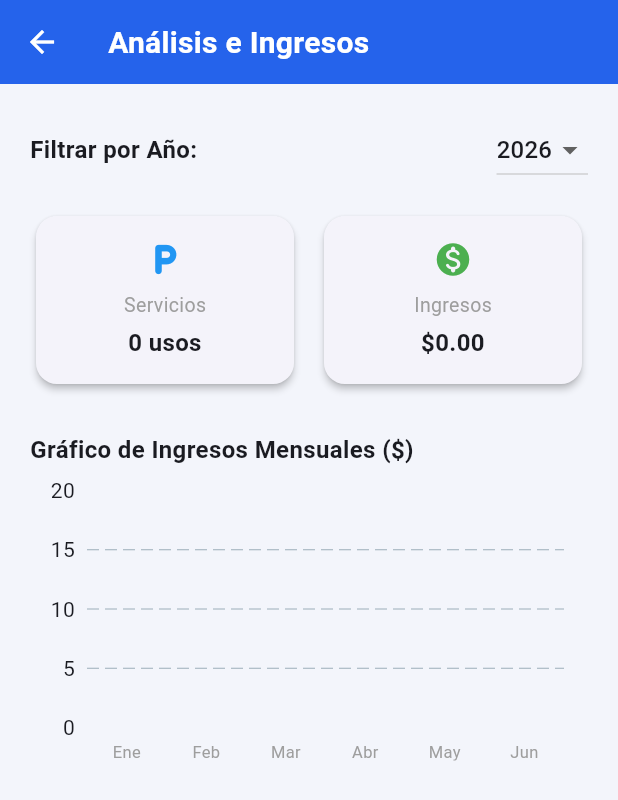
After one commit to Steevenbr/smartparking, a Flutter app: the ReportesGraficosScreen screen opened directly, on a phone screen of 412 x 824 dp. The commit adds this screen. Shown: the top 800 px of the screen. Run offline on Flutter 3.47's test engine with Material 3 defaults, Android fonts, the phone set to English and light mode, and no system bars; drawn by our look-alikes of fl_chart; our stand-ins replace cloud_firestore, firebase_auth, firebase_core, flutter_map, geolocator, latlong2 and 1 more; accounts and stored records are empty.

Commit message:
feat: implementar reportes, gráficos del RF-25 e historial de uso RF-07

```diff
--- /dev/null
+++ b/lib/screens/reportes_graficos_screen.dart
@@ -0,0 +1,207 @@
+import 'package:cloud_firestore/cloud_firestore.dart';
+import 'package:flutter/material.dart';
+import 'package:fl_chart/fl_chart.dart'; // Librería estadística para el RF-25
+
+// RF-25: Reportes y gráficos de uso e ingresos por periodo para la toma de decisiones
+class ReportesGraficosScreen extends StatefulWidget {
+  const ReportesGraficosScreen({super.key});
+
+  @override
+  State<ReportesGraficosScreen> createState() => _ReportesGraficosScreenState();
+}
+
+class _ReportesGraficosScreenState extends State<ReportesGraficosScreen> {
+  // Filtro por defecto para cumplir con el análisis por periodo (RF-25)
+  String _periodoSeleccionado = '2026';
+
+  @override
+  Widget build(BuildContext context) {
+    return Scaffold(
+      appBar: AppBar(
+        title: const Text('Análisis e Ingresos'),
+      ),
+      body: StreamBuilder<QuerySnapshot>(
+        stream: FirebaseFirestore.instance.collection('reservas').snapshots(),
+        builder: (context, snapshot) {
+          if (snapshot.connectionState == ConnectionState.waiting) {
+            return const Center(child: CircularProgressIndicator());
+          }
+
+          if (snapshot.hasError) {
+            return Center(
+              child: Text('Error al cargar datos analíticos: ${snapshot.error}'),
+            );
+          }
+
+          final docs = snapshot.data?.docs ?? [];
+
+          // Estructura para mapear las ganancias de los primeros 6 meses del año
+          Map<int, double> ingresosMensuales = {1: 0, 2: 0, 3: 0, 4: 0, 5: 0, 6: 0};
+          int totalServiciosPeriodo = 0;
+          double totalGananciasPeriodo = 0.0;
+
+          // Procesamiento matemático y filtrado por periodo en tiempo real (RF-25)
+          for (var doc in docs) {
+            final data = doc.data() as Map<String, dynamic>;
+            final fechaStr = data['fecha'] ?? ''; // Formato esperado "DD/MM/AAAA"
+            final costo = double.tryParse(data['costoTotal'].toString()) ?? 0.0;
+
+            // Filtramos únicamente las reservas que correspondan al año seleccionado
+            if (fechaStr.contains(_periodoSeleccionado)) {
+              totalServiciosPeriodo++;
+              totalGananciasPeriodo += costo;
+
+              // Parseamos la cadena de fecha para extraer el mes
+              final partes = fechaStr.split('/');
+              if (partes.length == 3) {
+                final mes = int.tryParse(partes[1]) ?? 1;
+                if (ingresosMensuales.containsKey(mes)) {
+                  ingresosMensuales[mes] = ingresosMensuales[mes]! + costo;
+                }
+              }
+            }
+          }
+
+          return ListView(
+            // Se añade un padding generoso al fondo (bottom: 40) para un scroll fluido
+            padding: const EdgeInsets.fromLTRB(20, 20, 20, 40),
+            children: [
+              // Fila del Filtro por Periodo (RF-25)
+              Row(
+                mainAxisAlignment: MainAxisAlignment.spaceBetween,
+                children: [
+                  const Text(
+                    'Filtrar por Año:',
+                    style: TextStyle(fontWeight: FontWeight.bold, fontSize: 16),
+                  ),
+                  DropdownButton<String>(
+                    value: _periodoSeleccionado,
+                    items: ['2025', '2026']
+                        .map((ano) => DropdownMenuItem(value: ano, child: Text(ano)))
+                        .toList(),
+                    onChanged: (val) {
+                      if (val != null) {
+                        setState(() => _periodoSeleccionado = val);
+                      }
+                    },
+                  ),
+                ],
+              ),
+              const SizedBox(height: 16),
+
+              // Fila de Tarjetas de Métricas de Uso y Ganancia (RF-08)
+              Row(
+                children: [
+                  Expanded(
+                    child: _cardEstadistica(
+                        'Servicios',
+                        '$totalServiciosPeriodo usos',
+                        Icons.local_parking_rounded,
+                        Colors.blue
+                    ),
+                  ),
+                  const SizedBox(width: 12),
+                  Expanded(
+                    child: _cardEstadistica(
+                        'Ingresos',
+                        '\$${totalGananciasPeriodo.toStringAsFixed(2)}',
+                        Icons.monetization_on_rounded,
+                        Colors.green
+                    ),
+                  ),
+                ],
+              ),
+              const SizedBox(height: 28),
+
+              const Text(
+                'Gráfico de Ingresos Mensuales (\$)',
+                style: TextStyle(fontSize: 16, fontWeight: FontWeight.bold),
+              ),
+              const SizedBox(height: 16),
+
+              // CONTENEDOR OPTIMIZADO DEL GRÁFICO (Se bajó a 180 de altura para corregir el desborde)
+              SizedBox(
+                height: 180,
+                child: Padding(
+                  padding: const EdgeInsets.only(right: 16, left: 8),
+                  child: BarChart(
+                    BarChartData(
+                      alignment: BarChartAlignment.spaceAround,
+                      // Altura máxima dinámica del eje Y basada en los ingresos generados
+                      maxY: totalGananciasPeriodo > 0 ? totalGananciasPeriodo + 10 : 20,
+                      barGroups: ingresosMensuales.entries.map((entry) {
+                        return BarChartGroupData(
+                          x: entry.key,
+                          barRods: [
+                            BarChartRodData(
+                              toY: entry.value,
+                              color: Colors.indigo,
+                              width: 16, // Ancho estilizado para evitar superposiciones
+                              borderRadius: BorderRadius.circular(4),
+                            )
+                          ],
+                        );
+                      }).toList(),
+                      titlesData: FlTitlesData(
+                        leftTitles: const AxisTitles(
+                          sideTitles: SideTitles(showTitles: true, reservedSize: 30),
+                        ),
+                        topTitles: const AxisTitles(sideTitles: SideTitles(showTitles: false)),
+                        rightTitles: const AxisTitles(sideTitles: SideTitles(showTitles: false)),
+                        bottomTitles: AxisTitles(
+                          sideTitles: SideTitles(
+                            showTitles: true,
+                            getTitlesWidget: (value, meta) {
+                              const meses = ['Ene', 'Feb', 'Mar', 'Abr', 'May', 'Jun'];
+                              final index = value.toInt() - 1;
+                              if (index >= 0 && index < meses.length) {
+                                return Padding(
+                                  padding: const EdgeInsets.only(top: 8.0),
+                                  child: Text(
+                                      meses[index],
+                                      style: const TextStyle(fontSize: 11, color: Colors.grey)
+                                  ),
+                                );
+                              }
+                              return const Text('');
+                            },
+                          ),
+                        ),
+                      ),
+                      gridData: const FlGridData(show: true, drawVerticalLine: false),
+                      borderData: FlBorderData(show: false),
+                    ),
+                  ),
+                ),
+              ),
+            ],
+          );
+        },
+      ),
+    );
+  }
+
+  // Widget auxiliar para construir las tarjetas de los KPIs
+  Widget _cardEstadistica(String titulo, String valor, IconData icon, Color color) {
+    return Card(
+      elevation: 2,
+      shape: RoundedRectangleBorder(borderRadius: BorderRadius.circular(14)),
+      child: Padding(
+        padding: const EdgeInsets.all(16),
+        child: Column(
+          children: [
+            Icon(icon, color: color, size: 26),
+            const SizedBox(height: 8),
+            Text(titulo, style: const TextStyle(color: Colors.grey, fontSize: 13)),
+            const SizedBox(height: 4),
+            Text(
+              valor,
+              style: const TextStyle(fontSize: 16, fontWeight: FontWeight.bold),
+              textAlign: TextAlign.center,
+            ),
+          ],
+        ),
+      ),
+    );
+  }
+}
--- a/pubspec.yaml
+++ b/pubspec.yaml
@@ -30,6 +30,7 @@ environment:
 dependencies:
   flutter:
     sdk: flutter
+  fl_chart: ^0.66.0 # ⬅️ Añade esta línea para los gráficos del RF-25
 
   # The following adds the Cupertino Icons font to your application.
   # Use with the CupertinoIcons class for iOS style icons.
```
Also changed, not shown: lib/screens/home_screen.dart (+9 -0 lines), lib/screens/reportes_admin_screen.dart (added, +103 -0 lines), pubspec.lock, 3 other files.
